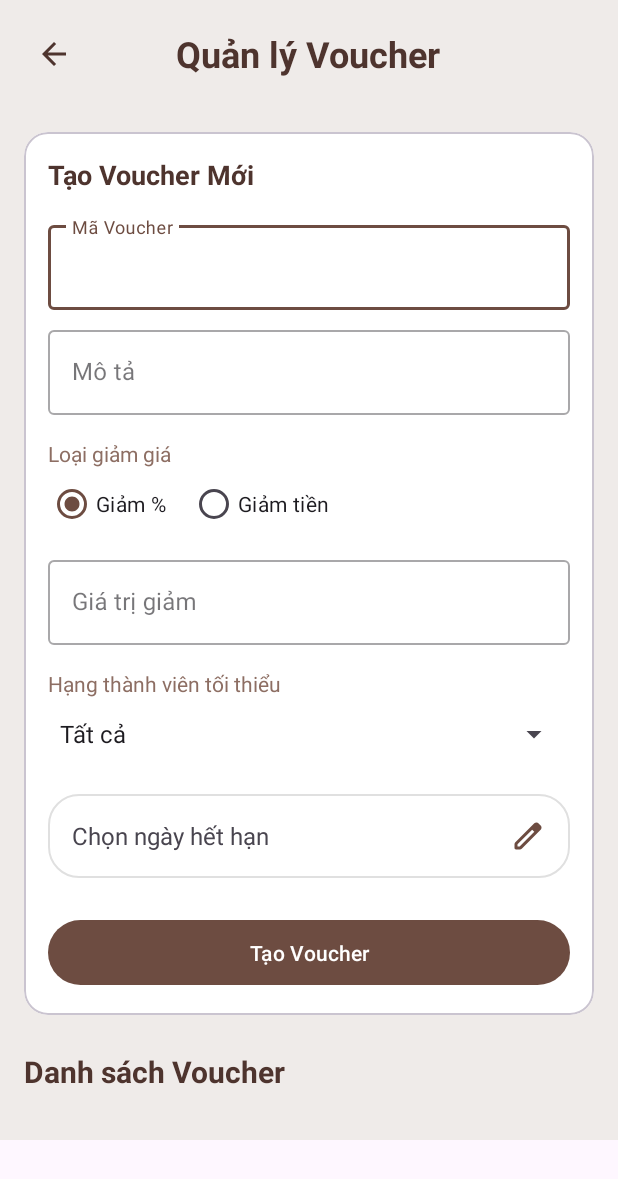
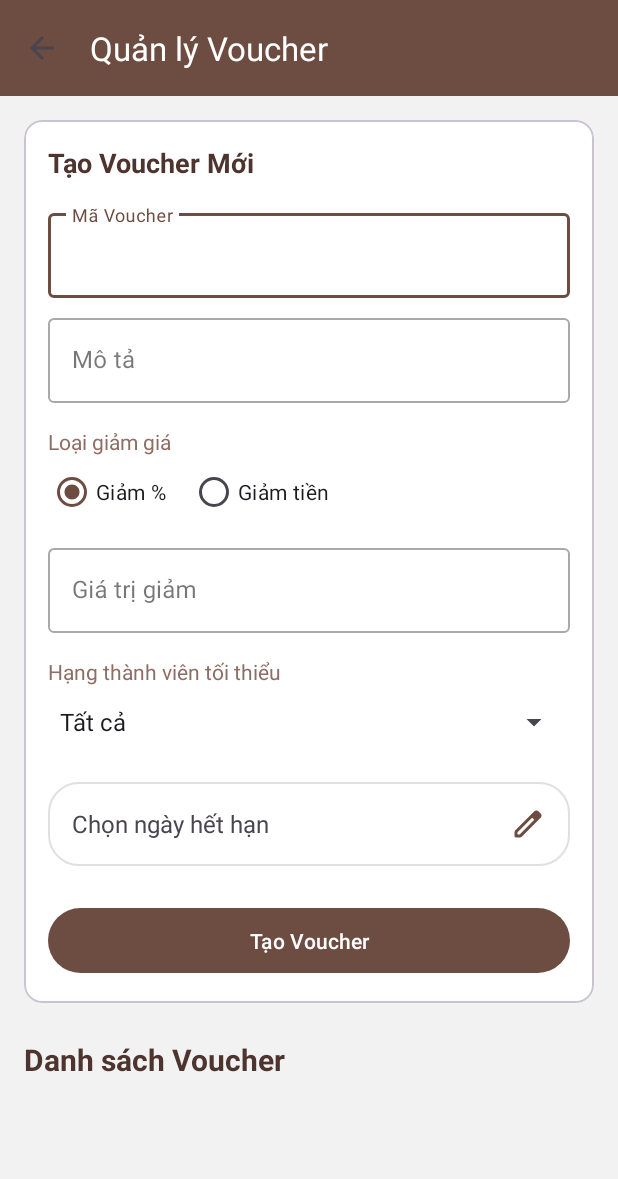
Before and after one commit to tobi1008/cafe, an Android app: the ManageVouchersActivity screen opened directly, with no data from a screen before it, on a phone screen of 412 x 824 dp. Shown: the top 1179 px of the screen. Run offline under Robolectric (Android 15) with nearby library versions, the phone set to English and light mode, and no system bars; our stand-ins replace Firebase (no records; nobody signed in at launch, a user with empty details on screens opened directly).

Commit message:
Update Happy Hour and Vouchers management logic and UI

```diff
--- a/app/src/main/java/com/example/cafe/ManageHappyHourActivity.java
+++ b/app/src/main/java/com/example/cafe/ManageHappyHourActivity.java
@@ -42,7 +42,10 @@ public class ManageHappyHourActivity extends AppCompatActivity {
 
         // Toolbar
         // Back Button Logic
-        findViewById(R.id.buttonBack).setOnClickListener(v -> finish());
+        // Toolbar
+        Toolbar toolbar = findViewById(R.id.toolbarHappyHour);
+        setSupportActionBar(toolbar);
+        toolbar.setNavigationOnClickListener(v -> finish());
 
         // Toolbar code removed as we use custom header now
 
--- a/app/src/main/java/com/example/cafe/ManageVouchersActivity.java
+++ b/app/src/main/java/com/example/cafe/ManageVouchersActivity.java
@@ -55,8 +55,10 @@ public class ManageVouchersActivity extends AppCompatActivity {
         btnAddVoucher = findViewById(R.id.buttonAddVoucher);
         recyclerViewVouchers = findViewById(R.id.recyclerViewVouchers);
 
-        // Header Back Button
-        findViewById(R.id.buttonBack).setOnClickListener(v -> finish());
+        // Header Back Button (Toolbar)
+        androidx.appcompat.widget.Toolbar toolbar = findViewById(R.id.toolbarManageVouchers);
+        setSupportActionBar(toolbar);
+        toolbar.setNavigationOnClickListener(v -> finish());
 
         // *** ÁNH XẠ VÀ SET CLICK LISTENER *
         tvSelectExpiryDate = findViewById(R.id.tvSelectExpiryDate);
--- a/app/src/main/res/layout/activity_manage_vouchers.xml
+++ b/app/src/main/res/layout/activity_manage_vouchers.xml
@@ -1,58 +1,39 @@
-<ScrollView xmlns:android="http://schemas.android.com/apk/res/android"
+<?xml version="1.0" encoding="utf-8"?>
+<androidx.constraintlayout.widget.ConstraintLayout xmlns:android="http://schemas.android.com/apk/res/android"
+    xmlns:app="http://schemas.android.com/apk/res-auto"
     xmlns:tools="http://schemas.android.com/tools"
-    xmlns:app="http://schemas.android.com/apk/res-auto"
     android:layout_width="match_parent"
     android:layout_height="match_parent"
+    android:background="#F2F2F2"
     tools:context=".ManageVouchersActivity">
 
-    <LinearLayout
+    <!-- Toolbar -->
+    <androidx.appcompat.widget.Toolbar
+        android:id="@+id/toolbarManageVouchers"
         android:layout_width="match_parent"
-        android:layout_height="wrap_content"
-        android:orientation="vertical">
+        android:layout_height="?attr/actionBarSize"
+        android:background="?attr/colorPrimary"
+        app:layout_constraintTop_toTopOf="parent"
+        app:title="Quản lý Voucher"
+        app:titleTextColor="@android:color/white"
+        app:navigationIcon="@drawable/ic_arrow_back" />
 
-        <!-- Custom Header with Back Button -->
-        <RelativeLayout
-            android:id="@+id/headerLayout"
-            android:layout_width="match_parent"
-            android:layout_height="wrap_content"
-            android:paddingTop="16dp"
-            android:paddingBottom="16dp"
-            android:paddingStart="16dp"
-            android:paddingEnd="16dp"
-            android:background="@color/admin_background">
-
-            <ImageButton
-                android:id="@+id/buttonBack"
-                android:layout_width="40dp"
-                android:layout_height="40dp"
-                android:src="@drawable/ic_arrow_back"
-                android:background="?attr/selectableItemBackgroundBorderless"
-                app:tint="@color/colorPrimaryVariant"
-                android:layout_centerVertical="true"
-                android:layout_alignParentStart="true"
-                android:contentDescription="Quay lại"/>
-
-            <TextView
-                android:layout_width="wrap_content"
-                android:layout_height="wrap_content"
-                android:text="Quản lý Voucher"
-                android:textSize="24sp"
-                android:textStyle="bold"
-                android:textColor="@color/colorPrimaryVariant"
-                android:layout_centerInParent="true"/>
-        </RelativeLayout>
+    <androidx.core.widget.NestedScrollView
+        android:layout_width="match_parent"
+        android:layout_height="0dp"
+        app:layout_constraintBottom_toBottomOf="parent"
+        app:layout_constraintTop_toBottomOf="@id/toolbarManageVouchers">
 
         <LinearLayout
             android:layout_width="match_parent"
             android:layout_height="wrap_content"
             android:orientation="vertical"
-            android:padding="16dp"
-            android:background="@color/admin_background">
+            android:padding="16dp">
 
             <com.google.android.material.card.MaterialCardView
                 android:layout_width="match_parent"
                 android:layout_height="wrap_content"
-                app:cardCornerRadius="16dp"
+                app:cardCornerRadius="12dp"
                 app:cardElevation="0dp"
                 app:cardBackgroundColor="@color/surface_color">
 
@@ -205,5 +186,5 @@
                 android:nestedScrollingEnabled="false"/>
 
         </LinearLayout>
-    </LinearLayout>
-</ScrollView>
+    </androidx.core.widget.NestedScrollView>
+</androidx.constraintlayout.widget.ConstraintLayout>
--- a/app/src/main/res/layout/item_happy_hour.xml
+++ b/app/src/main/res/layout/item_happy_hour.xml
@@ -8,7 +8,7 @@
     android:layout_marginTop="4dp"
     android:layout_marginEnd="8dp"
     android:layout_marginBottom="4dp"
-    app:cardCornerRadius="16dp"
+    app:cardCornerRadius="12dp"
     app:cardBackgroundColor="@color/surface_color"
     app:cardElevation="2dp">
 
--- a/app/src/main/res/layout/item_voucher.xml
+++ b/app/src/main/res/layout/item_voucher.xml
@@ -6,7 +6,7 @@
     android:layout_marginTop="6dp"
     android:layout_marginEnd="8dp"
     android:layout_marginBottom="6dp"
-    app:cardCornerRadius="16dp"
+    app:cardCornerRadius="12dp"
     app:cardElevation="2dp"
     app:cardBackgroundColor="@color/surface_color">
 
@@ -57,7 +57,7 @@
                 <ImageView
                     android:layout_width="16dp"
                     android:layout_height="16dp"
-                    android:src="@android:drawable/ic_menu_my_calendar"
+                    android:src="@drawable/ic_date_range"
                     app:tint="@color/colorSecondaryVariant" />
 
                 <TextView
@@ -79,7 +79,7 @@
             android:layout_alignParentEnd="true"
             android:layout_centerVertical="true"
             android:background="?attr/selectableItemBackgroundBorderless"
-            android:src="@android:drawable/ic_menu_delete"
+            android:src="@drawable/ic_delete"
             app:tint="@color/colorDelete"
             android:contentDescription="Xóa voucher"/>
 
```
Also changed, not shown: app/src/main/res/drawable/ic_date_range.xml (added, +10 -0 lines), app/src/main/res/layout/activity_manage_happy_hour.xml (+12 -32 lines).
